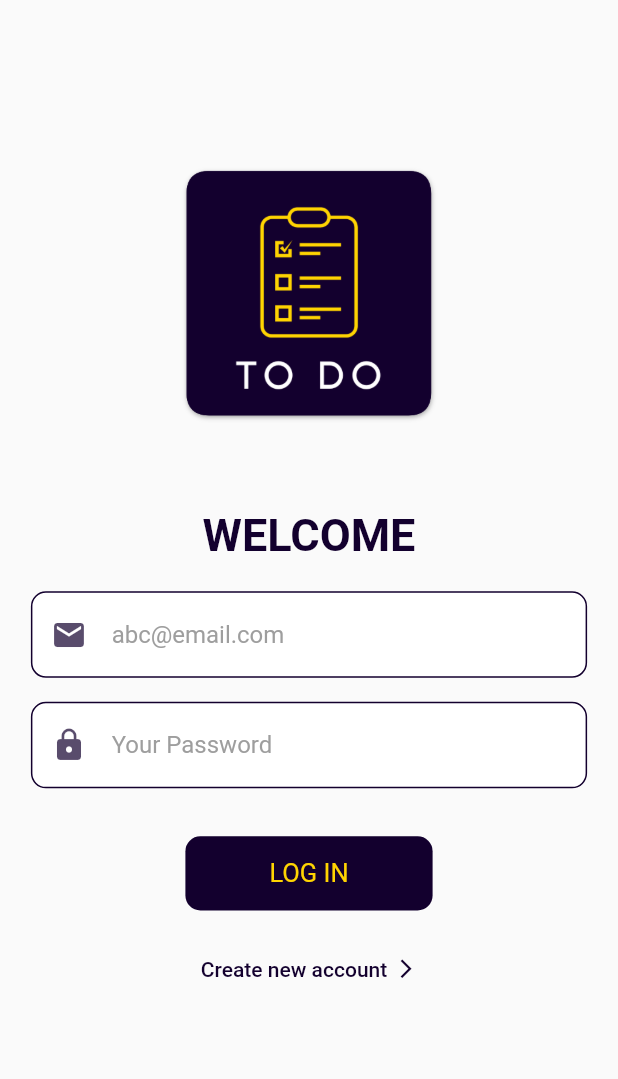
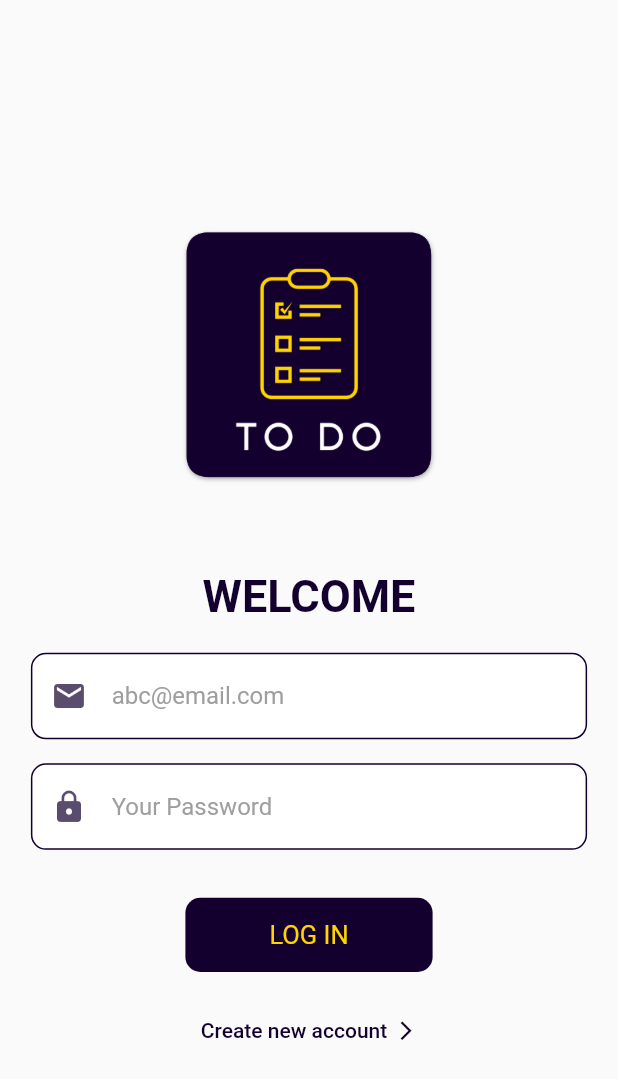
Before and after one commit to tanvir921/ToDo, a Flutter app: the screen it shows once a user with an empty profile is signed in, in the side drawer, after a tap on "Log Out", on a phone screen of 412 x 824 dp. Shown: the top 1079 px of the screen. Run offline on Flutter 3.47's test engine with Material 2 defaults, Android fonts, the phone set to English and light mode, and no system bars; our stand-ins replace cloud_firestore, easy_splash_screen, firebase_auth, firebase_core, google_fonts, html_unescape and 1 more; missing offline and left inert: appbar_animated, flutter_stripe; accounts and stored records are empty.

Commit message:
minor bugs fixing

```diff
--- a/lib/screens/auth/sign_in.dart
+++ b/lib/screens/auth/sign_in.dart
@@ -20,11 +20,8 @@ class _SignInPageState extends State<SignInPage> {
     Color secondaryColor = Color.fromARGB(255, 255, 212, 1);
 
     return Scaffold(
-      appBar: AppBar(
-        backgroundColor: Colors.transparent,
-        elevation: 0,
-      ),
-      body: Padding(
+      body: Center(
+        child: Padding(
           padding: const EdgeInsets.all(16.0),
           child: SingleChildScrollView(
             physics: ClampingScrollPhysics(),
@@ -65,6 +62,7 @@ class _SignInPageState extends State<SignInPage> {
                 SizedBox(height: 15),
                 buildCreateAccountButton(context),
               ],
+            ),
           ),
         ),
       ),
--- a/lib/screens/home/home.dart
+++ b/lib/screens/home/home.dart
@@ -100,7 +100,7 @@ class _HomePageState extends State<HomePage> {
           );
         } else {
           // If the user is not authenticated, navigate to the sign-in page
-          WidgetsBinding.instance!.addPostFrameCallback((_) {
+          WidgetsBinding.instance.addPostFrameCallback((_) {
             Navigator.pushReplacement(
                 context, MaterialPageRoute(builder: (builder) => SignInPage()));
           });
--- a/lib/screens/news/detail_view.dart
+++ b/lib/screens/news/detail_view.dart
@@ -40,6 +40,7 @@ class _DetailViewState extends State<DetailView> {
     DateTime dt2 = DateTime.now();
 
     Duration diff = dt2.difference(dt1);
+
     return Scaffold(
       body: ScaffoldLayoutBuilder(
         backgroundColorAppBar:
@@ -126,6 +127,9 @@ class _DetailViewState extends State<DetailView> {
                           fontSize: 22,
                           fontWeight: FontWeight.bold,
                         ),
+                      ),
+                      const SizedBox(
+                        height: 10,
                       ),
                     ],
                   ),
--- a/pubspec.yaml
+++ b/pubspec.yaml
@@ -53,9 +53,12 @@ dependencies:
   easy_splash_screen: ^1.0.4
 
 
+
 dev_dependencies:
   flutter_test:
     sdk: flutter
+  mockito: ^5.4.0
+
 
   # The "flutter_lints" package below contains a set of recommended lints to
   # encourage good coding practices. The lint set provided by the package is
```
Also changed, not shown: pubspec.lock, 2 other files. Lines whose indentation alone changed are shown as unchanged.
